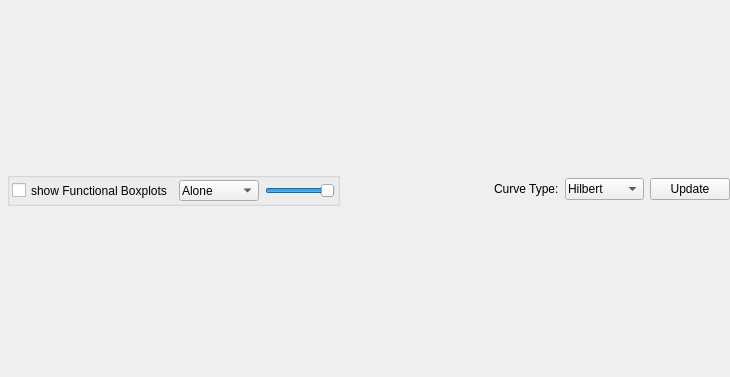
3dct/open_iA, file modules/DatasetComparator/dlg_DatasetComparator.ui: the form before one commit.
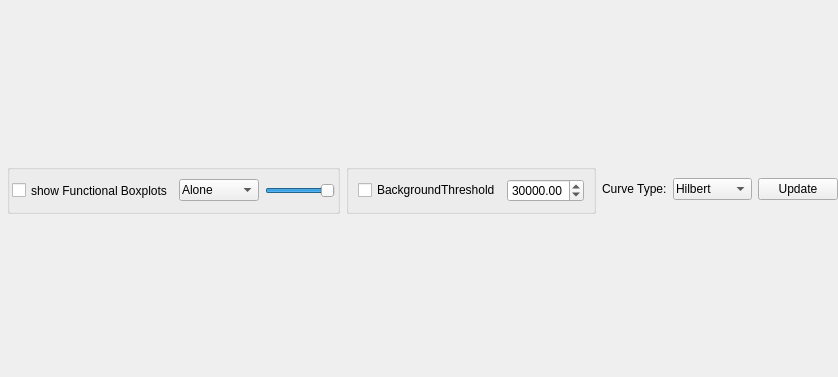
The form after the commit.

Commit message: DC: background threshold areas

Patch:
```diff
--- a/modules/DatasetComparator/dlg_DatasetComparator.ui
+++ b/modules/DatasetComparator/dlg_DatasetComparator.ui
@@ -161,6 +161,37 @@
          </layout>
         </widget>
        </item>
+       <item>
+        <widget class="QGroupBox" name="groupBox_2">
+         <property name="title">
+          <string/>
+         </property>
+         <layout class="QHBoxLayout" name="horizontalLayout_3">
+          <item>
+           <widget class="QCheckBox" name="checkBox">
+            <property name="text">
+             <string>BackgroundThreshold</string>
+            </property>
+           </widget>
+          </item>
+          <item>
+           <widget class="QDoubleSpinBox" name="sb_BkgrdThr">
+            <property name="maximum">
+             <double>65535.000000000000000</double>
+            </property>
+            <property name="value">
+             <double>30000.000000000000000</double>
+            </property>
+           </widget>
+          </item>
+         </layout>
+         <zorder>checkBox</zorder>
+         <zorder>checkBox</zorder>
+         <zorder>sb_BkgrdThr</zorder>
+         <zorder>checkBox</zorder>
+         <zorder>sb_BkgrdThr</zorder>
+        </widget>
+       </item>
        <item>
         <spacer name="horizontalSpacer">
          <property name="orientation">
```
Left out of the diff: 6 changed lines with no effect on the pictures. The commit also changes 2 other files.
